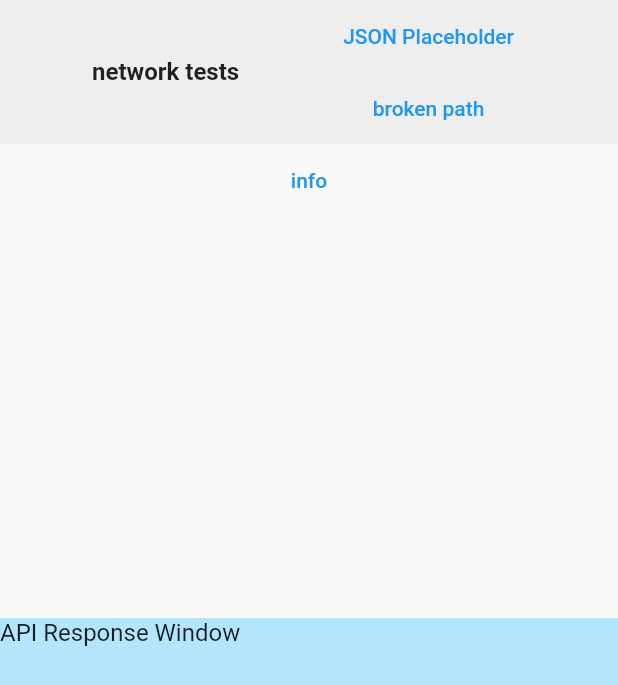
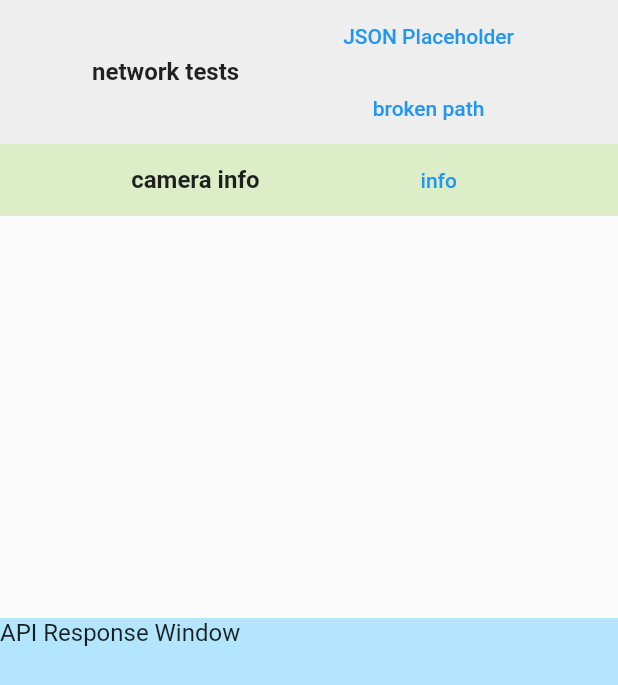
Before and after one commit to codetricity/custom_dart_package_tutorial, a Flutter app: the screen it shows after launch, on a phone screen of 412 x 824 dp. Shown: the top 685 px of the screen. Run offline on Flutter 3.47's test engine with Material 2 defaults, Android fonts, the phone set to English and light mode, and no system bars.

Commit message:
moved info button into button group

```diff
--- /dev/null
+++ b/lib/gui_components/button_groups/camera_info.dart
@@ -0,0 +1,24 @@
+import 'package:flutter/material.dart';
+import 'package:theta_api_intro_tutorial/gui_components/button_templates/button_group.dart';
+import 'package:theta_api_intro_tutorial/gui_components/button_templates/request_button.dart';
+import 'package:theta_connection/theta_connection.dart';
+
+class CameraInfo extends StatelessWidget {
+  const CameraInfo({
+    Key? key,
+  }) : super(key: key);
+
+  @override
+  Widget build(BuildContext context) {
+    var buttonList = [
+      RequestButton(
+        apiRequest: info,
+        label: 'info',
+      ),
+    ];
+    return ButtonGroup(
+        color: Colors.lightGreen[100],
+        buttonList: buttonList,
+        groupLabel: 'camera info');
+  }
+}
--- a/lib/gui_sections/button_window.dart
+++ b/lib/gui_sections/button_window.dart
@@ -1,4 +1,5 @@
 import 'package:flutter/material.dart';
+import 'package:theta_api_intro_tutorial/gui_components/button_groups/camera_info.dart';
 import 'package:theta_api_intro_tutorial/gui_components/button_templates/request_button.dart';
 import 'package:theta_connection/theta_connection.dart';
 import '../gui_components/button_groups/network_tests.dart';
@@ -24,10 +25,7 @@ class ButtonWindow extends StatelessWidget {
       child: ListView(
         children: [
           NetworkTests(),
-          RequestButton(
-            apiRequest: info,
-            label: 'info',
-          ),
+          CameraInfo(),
         ],
       ),
     );
```
